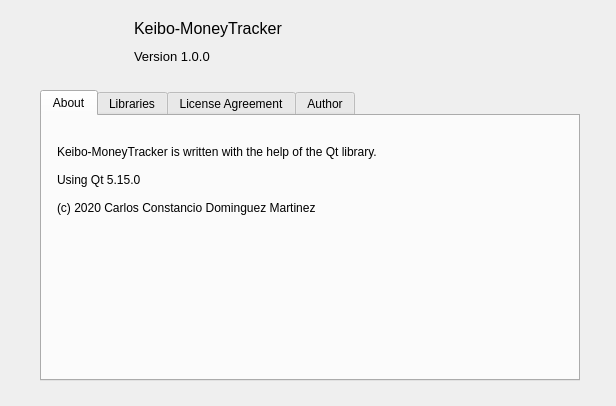
Carlos-CDM/Keibo-MoneyTracker, file keibomoneytracker/aboutdialog.ui: the form before one commit.
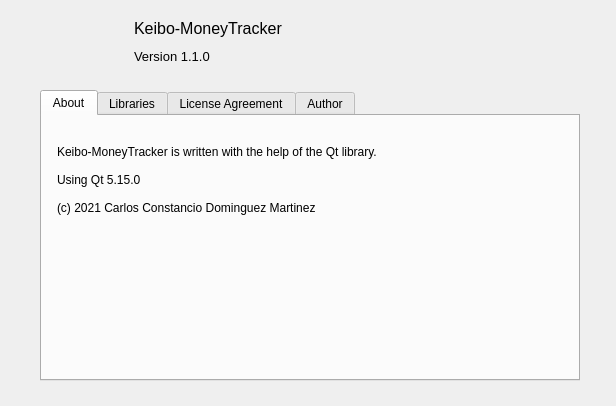
The form after the commit.

What changed in the file:
```diff
--- a/keibomoneytracker/aboutdialog.ui
+++ b/keibomoneytracker/aboutdialog.ui
@@ -50,7 +50,7 @@
 
 Using Qt 5.15.0
 
-(c) 2020 Carlos Constancio Dominguez Martinez</string>
+(c) 2021 Carlos Constancio Dominguez Martinez</string>
      </property>
     </widget>
    </widget>
@@ -858,7 +858,7 @@
     <number>0</number>
    </property>
    <property name="plainText">
-    <string>Version 1.0.0</string>
+    <string>Version 1.1.0</string>
    </property>
   </widget>
   <widget class="QGraphicsView" name="graphicsViewIcon">
```
